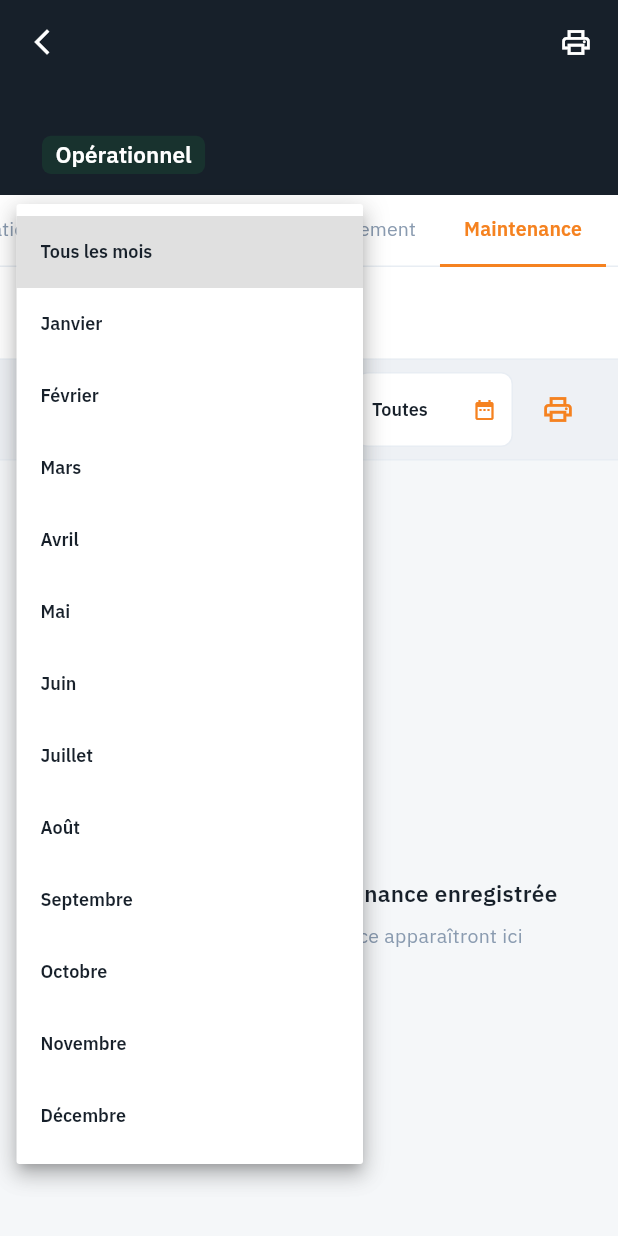
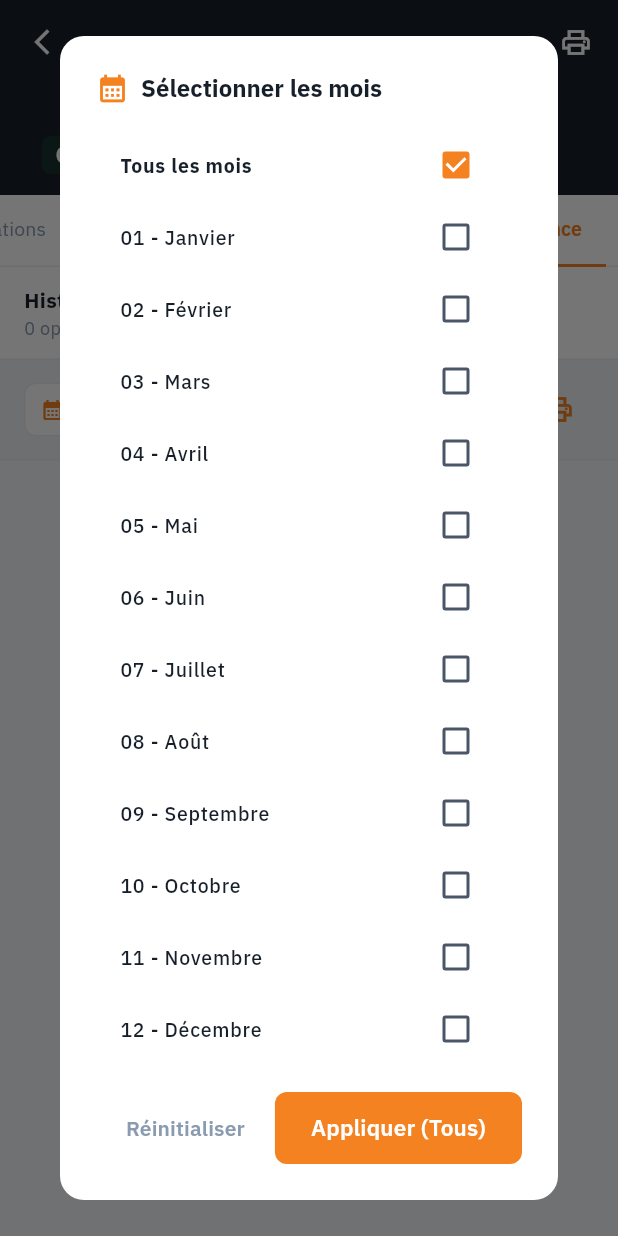
Before and after one commit to BadereddineHaitham/trc_rth, a Flutter app: the VehicleDetailsScreen screen opened by its route, tab 4 chosen, after a tap on "Tous les mois", on a phone screen of 412 x 824 dp. Run offline on Flutter 3.47's test engine with Material 3 defaults, Android fonts, the phone set to English and light mode, and no system bars; our stand-ins replace cached_network_image, connectivity_plus, dio, file_picker, fl_chart, flutter_svg and 8 more; missing offline and left inert: mobile_scanner, universal_html; accounts and stored records are empty; network calls fail.

Commit message:
Add multi-month selection and individual PV card PDF printing

```diff
--- /dev/null
+++ b/lib/core/multi_month_selector_dialog.dart
@@ -0,0 +1,159 @@
+import 'package:flutter/material.dart';
+import 'package:google_fonts/google_fonts.dart';
+import '../theme/app_theme.dart';
+
+String getMonthsButtonLabel(List<String> months) {
+  if (months.isEmpty || months.contains('Tous')) {
+    return 'Tous les mois';
+  }
+  const monthNames = {
+    '01': 'Janvier',
+    '02': 'Février',
+    '03': 'Mars',
+    '04': 'Avril',
+    '05': 'Mai',
+    '06': 'Juin',
+    '07': 'Juillet',
+    '08': 'Août',
+    '09': 'Septembre',
+    '10': 'Octobre',
+    '11': 'Novembre',
+    '12': 'Décembre',
+  };
+  const shortMonthNames = {
+    '01': 'Jan',
+    '02': 'Fév',
+    '03': 'Mar',
+    '04': 'Avr',
+    '05': 'Mai',
+    '06': 'Juin',
+    '07': 'Juil',
+    '08': 'Août',
+    '09': 'Sept',
+    '10': 'Oct',
+    '11': 'Nov',
+    '12': 'Déc',
+  };
+
+  if (months.length == 1) {
+    return monthNames[months.first] ?? months.first;
+  }
+
+  final shortList = months.map((m) => shortMonthNames[m] ?? m).join(', ');
+  return '${months.length} mois ($shortList)';
+}
+
+Future<List<String>?> showMultiMonthSelector({
+  required BuildContext context,
+  required List<String> currentSelected,
+}) async {
+  final monthsList = [
+    {'val': 'Tous', 'label': 'Tous les mois'},
+    {'val': '01', 'label': '01 - Janvier'},
+    {'val': '02', 'label': '02 - Février'},
+    {'val': '03', 'label': '03 - Mars'},
+    {'val': '04', 'label': '04 - Avril'},
+    {'val': '05', 'label': '05 - Mai'},
+    {'val': '06', 'label': '06 - Juin'},
+    {'val': '07', 'label': '07 - Juillet'},
+    {'val': '08', 'label': '08 - Août'},
+    {'val': '09', 'label': '09 - Septembre'},
+    {'val': '10', 'label': '10 - Octobre'},
+    {'val': '11', 'label': '11 - Novembre'},
+    {'val': '12', 'label': '12 - Décembre'},
+  ];
+
+  List<String> tempSelected = List<String>.from(currentSelected);
+  if (tempSelected.isEmpty) tempSelected = ['Tous'];
+
+  return showDialog<List<String>>(
+    context: context,
+    builder: (ctx) {
+      return StatefulBuilder(
+        builder: (context, setModalState) {
+          return AlertDialog(
+            shape: RoundedRectangleBorder(borderRadius: BorderRadius.circular(16)),
+            title: Row(
+              children: [
+                const Icon(Icons.calendar_month, color: AppTheme.primary, size: 22),
+                const SizedBox(width: 8),
+                Text(
+                  'Sélectionner les mois',
+                  style: GoogleFonts.ibmPlexSans(
+                    fontSize: 16,
+                    fontWeight: FontWeight.w700,
+                    color: AppTheme.darkCharcoal,
+                  ),
+                ),
+              ],
+            ),
+            content: SizedBox(
+              width: double.maxFinite,
+              child: SingleChildScrollView(
+                child: Column(
+                  mainAxisSize: MainAxisSize.min,
+                  children: monthsList.map((m) {
+                    final val = m['val']!;
+                    final label = m['label']!;
+                    final isChecked = tempSelected.contains(val);
+
+                    return CheckboxListTile(
+                      dense: true,
+                      activeColor: AppTheme.primary,
+                      title: Text(
+                        label,
+                        style: GoogleFonts.ibmPlexSans(
+                          fontSize: 13,
+                          fontWeight: isChecked ? FontWeight.w700 : FontWeight.w500,
+                          color: AppTheme.darkCharcoal,
+                        ),
+                      ),
+                      value: isChecked,
+                      onChanged: (bool? checked) {
+                        setModalState(() {
+                          if (val == 'Tous') {
+                            tempSelected = ['Tous'];
+                          } else {
+                            tempSelected.remove('Tous');
+                            if (checked == true) {
+                              tempSelected.add(val);
+                            } else {
+                              tempSelected.remove(val);
+                            }
+                            if (tempSelected.isEmpty) {
+                              tempSelected = ['Tous'];
+                            }
+                          }
+                        });
+                      },
+                    );
+                  }).toList(),
+                ),
+              ),
+            ),
+            actions: [
+              TextButton(
+                onPressed: () {
+                  setModalState(() => tempSelected = ['Tous']);
+                },
+                child: Text('Réinitialiser', style: GoogleFonts.ibmPlexSans(color: AppTheme.mutedText)),
+              ),
+              ElevatedButton(
+                style: ElevatedButton.styleFrom(
+                  backgroundColor: AppTheme.primary,
+                  foregroundColor: Colors.white,
+                  shape: RoundedRectangleBorder(borderRadius: BorderRadius.circular(8)),
+                ),
+                onPressed: () => Navigator.pop(ctx, tempSelected),
+                child: Text(
+                  tempSelected.contains('Tous') ? 'Appliquer (Tous)' : 'Appliquer (${tempSelected.length})',
+                  style: GoogleFonts.ibmPlexSans(fontWeight: FontWeight.w600),
+                ),
+              ),
+            ],
+          );
+        },
+      );
+    },
+  );
+}
--- a/lib/presentation/vehicle_details_screen/widgets/maintenance_tab_widget.dart
+++ b/lib/presentation/vehicle_details_screen/widgets/maintenance_tab_widget.dart
@@ -2,6 +2,7 @@ import 'package:flutter/material.dart';
 import 'package:supabase_flutter/supabase_flutter.dart';
 
 import '../../../../core/app_export.dart';
+import '../../../../core/multi_month_selector_dialog.dart';
 import '../../../../services/pdf_report_service.dart';
 import '../../../../services/supabase_service.dart';
 import './equipment_tab_widget.dart';
@@ -30,7 +31,7 @@ class _MaintenanceTabWidgetState extends State<MaintenanceTabWidget> {
   String? _errorMsg;
   RealtimeChannel? _channel;
 
-  String _maintFilterMonth = 'Tous';
+  List<String> _maintFilterMonths = ['Tous'];
   String _maintFilterYear = 'Tous';
 
   bool get _canEdit =>
@@ -200,41 +201,41 @@ class _MaintenanceTabWidgetState extends State<MaintenanceTabWidget> {
           child: Row(
             children: [
               Expanded(
+                child: InkWell(
+                  onTap: () async {
+                    final selected = await showMultiMonthSelector(
+                      context: context,
+                      currentSelected: _maintFilterMonths,
+                    );
+                    if (selected != null) {
+                      setState(() => _maintFilterMonths = selected);
+                    }
+                  },
+                  borderRadius: BorderRadius.circular(8),
                   child: Container(
-                  padding: const EdgeInsets.symmetric(horizontal: 10),
+                    padding: const EdgeInsets.symmetric(horizontal: 10, vertical: 8),
                     decoration: BoxDecoration(
                       color: Colors.white,
                       borderRadius: BorderRadius.circular(8),
                       border: Border.all(color: AppTheme.outlineVariantLight),
                     ),
-                  child: DropdownButtonHideUnderline(
-                    child: DropdownButton<String>(
-                      value: _maintFilterMonth,
-                      isExpanded: true,
+                    child: Row(
+                      children: [
+                        const Icon(Icons.calendar_month, size: 16, color: AppTheme.primary),
+                        const SizedBox(width: 6),
+                        Expanded(
+                          child: Text(
+                            getMonthsButtonLabel(_maintFilterMonths),
                             style: GoogleFonts.ibmPlexSans(
                               fontSize: 12,
                               color: AppTheme.darkCharcoal,
                               fontWeight: FontWeight.w600,
                             ),
-                      icon: const Icon(Icons.calendar_month, size: 16, color: AppTheme.primary),
-                      items: const [
-                        DropdownMenuItem(value: 'Tous', child: Text('Tous les mois')),
-                        DropdownMenuItem(value: '01', child: Text('Janvier')),
-                        DropdownMenuItem(value: '02', child: Text('Février')),
-                        DropdownMenuItem(value: '03', child: Text('Mars')),
-                        DropdownMenuItem(value: '04', child: Text('Avril')),
-                        DropdownMenuItem(value: '05', child: Text('Mai')),
-                        DropdownMenuItem(value: '06', child: Text('Juin')),
-                        DropdownMenuItem(value: '07', child: Text('Juillet')),
-                        DropdownMenuItem(value: '08', child: Text('Août')),
-                        DropdownMenuItem(value: '09', child: Text('Septembre')),
-                        DropdownMenuItem(value: '10', child: Text('Octobre')),
-                        DropdownMenuItem(value: '11', child: Text('Novembre')),
-                        DropdownMenuItem(value: '12', child: Text('Décembre')),
+                            overflow: TextOverflow.ellipsis,
+                          ),
+                        ),
+                        const Icon(Icons.arrow_drop_down, size: 18, color: AppTheme.darkCharcoal),
                       ],
-                      onChanged: (val) {
-                        if (val != null) setState(() => _maintFilterMonth = val);
-                      },
                     ),
                   ),
                 ),
@@ -285,12 +286,29 @@ class _MaintenanceTabWidgetState extends State<MaintenanceTabWidget> {
             final filteredList = _maintenanceMaps.where((rec) {
               final dateStr = (rec['maintenance_date'] as String?) ?? (rec['date'] as String?) ?? '';
               if (_maintFilterYear != 'Tous') {
-                if (!dateStr.startsWith(_maintFilterYear)) return false;
+                if (!dateStr.contains(_maintFilterYear)) return false;
               }
-              if (_maintFilterMonth != 'Tous') {
-                final parts = dateStr.split('-');
-                if (parts.length >= 2) {
-                  if (parts[1] != _maintFilterMonth) return false;
+              if (!_maintFilterMonths.contains('Tous') && _maintFilterMonths.isNotEmpty) {
+                final parts = dateStr.split(RegExp(r'[\/\.\-\s]'));
+                String? month;
+                if (parts.length >= 3) {
+                  if (parts[0].length == 4) {
+                    month = parts[1].padLeft(2, '0');
+                  } else if (parts[2].length == 4) {
+                    month = parts[1].padLeft(2, '0');
+                  }
+                }
+                if (month != null) {
+                  if (!_maintFilterMonths.contains(month)) return false;
+                } else {
+                  bool matched = false;
+                  for (final m in _maintFilterMonths) {
+                    if (dateStr.contains('-$m-') || dateStr.contains('/$m/')) {
+                      matched = true;
+                      break;
+                    }
+                  }
+                  if (!matched) return false;
                 }
               }
               return true;
@@ -353,7 +371,7 @@ class _MaintenanceTabWidgetState extends State<MaintenanceTabWidget> {
         vehicle: veh,
         equipmentList: equipment,
         maintenanceRecords: _maintenanceMaps,
-        filterMonth: _maintFilterMonth,
+        filterMonth: _maintFilterMonths,
         filterYear: _maintFilterYear,
       );
     } catch (e) {
```
Also changed, not shown: lib/presentation/park_home_screen/park_home_screen.dart (+80 -44 lines), lib/presentation/park_home_screen/widgets/fixed_equipment_maintenance_modal.dart (+48 -30 lines), lib/services/pdf_report_service.dart (+66 -30 lines). Lines whose indentation alone changed are shown as unchanged.
